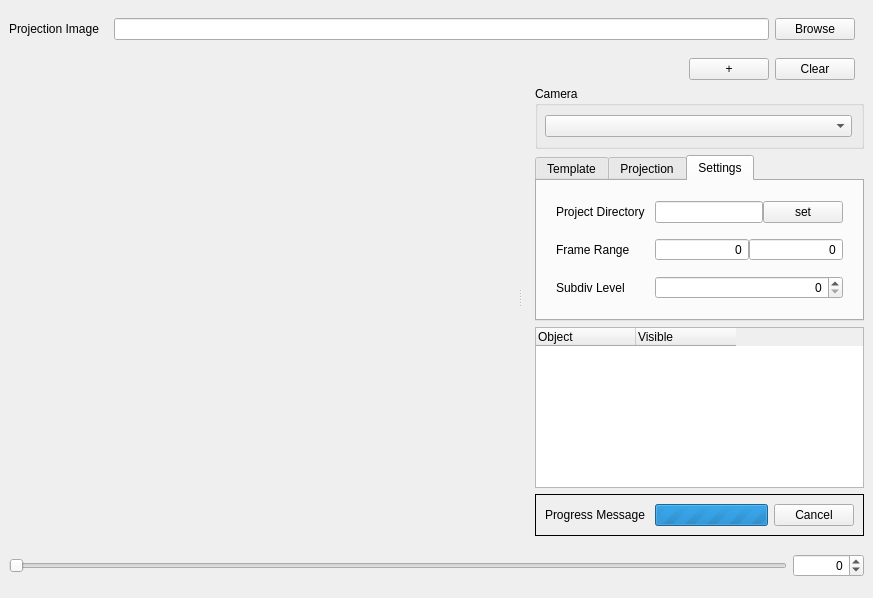
First picture: the form in src/projector.ui, repository markreidvfx/glprojectiontool, before the edit.
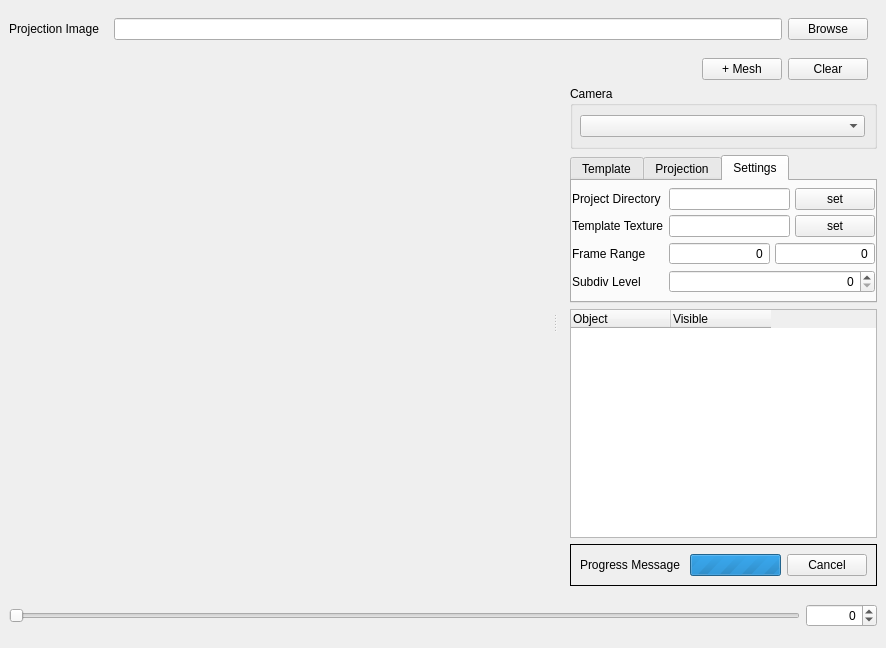
Second picture: the form after the edit. The open tabs and pages were chosen to show the change. Custom widgets are drawn as their Qt base class.

Commit message: added drag and drop and project path

Patch:
```diff
--- a/src/projector.ui
+++ b/src/projector.ui
@@ -6,8 +6,8 @@
    <rect>
     <x>0</x>
     <y>0</y>
-    <width>873</width>
-    <height>598</height>
+    <width>886</width>
+    <height>648</height>
    </rect>
   </property>
   <property name="sizePolicy">
@@ -143,14 +143,11 @@
          </property>
          <property name="minimumSize">
           <size>
-           <width>320</width>
+           <width>0</width>
            <height>0</height>
           </size>
          </property>
          <layout class="QVBoxLayout" name="verticalLayout_5">
-          <property name="sizeConstraint">
-           <enum>QLayout::SetNoConstraint</enum>
-          </property>
           <property name="topMargin">
            <number>0</number>
           </property>
@@ -194,7 +191,7 @@
                 <string>&lt;html&gt;&lt;head/&gt;&lt;body&gt;&lt;p&gt;Add Mesh&lt;/p&gt;&lt;/body&gt;&lt;/html&gt;</string>
                </property>
                <property name="text">
-                <string>+</string>
+                <string>+ Mesh</string>
                </property>
               </widget>
              </item>
@@ -229,14 +226,20 @@
             </layout>
            </widget>
           </item>
-          <item>
+          <item alignment="Qt::AlignTop">
            <widget class="QTabWidget" name="mode_select">
             <property name="sizePolicy">
-             <sizepolicy hsizetype="Expanding" vsizetype="Preferred">
+             <sizepolicy hsizetype="Expanding" vsizetype="Minimum">
               <horstretch>0</horstretch>
               <verstretch>0</verstretch>
              </sizepolicy>
             </property>
+            <property name="minimumSize">
+             <size>
+              <width>0</width>
+              <height>0</height>
+             </size>
+            </property>
             <property name="currentIndex">
              <number>0</number>
             </property>
@@ -244,26 +247,32 @@
              <attribute name="title">
               <string>Template</string>
              </attribute>
-             <layout class="QVBoxLayout" name="verticalLayout_7">
-              <property name="spacing">
-               <number>6</number>
+             <layout class="QVBoxLayout" name="verticalLayout_2">
+              <property name="leftMargin">
+               <number>0</number>
+              </property>
+              <property name="topMargin">
+               <number>0</number>
+              </property>
+              <property name="rightMargin">
+               <number>0</number>
+              </property>
+              <property name="bottomMargin">
+               <number>0</number>
               </property>
               <item>
-               <layout class="QGridLayout" name="gridLayout_2">
-                <property name="sizeConstraint">
-                 <enum>QLayout::SetDefaultConstraint</enum>
-                </property>
-                <item row="0" column="1">
-                 <widget class="QLineEdit" name="projection_frames"/>
-                </item>
-                <item row="0" column="0">
+               <layout class="QHBoxLayout" name="horizontalLayout_9">
+                <item>
                  <widget class="QLabel" name="label_2">
                   <property name="text">
                    <string>Frames</string>
                   </property>
                  </widget>
                 </item>
-                <item row="0" column="2">
+                <item>
+                 <widget class="QLineEdit" name="projection_frames"/>
+                </item>
+                <item>
                  <widget class="QPushButton" name="add_current_frame">
                   <property name="toolTip">
                    <string>&lt;html&gt;&lt;head/&gt;&lt;body&gt;&lt;p&gt;Add Current Frame&lt;/p&gt;&lt;/body&gt;&lt;/html&gt;</string>
@@ -282,6 +291,22 @@
                 </property>
                </widget>
               </item>
+              <item>
+               <spacer name="verticalSpacer">
+                <property name="orientation">
+                 <enum>Qt::Vertical</enum>
+                </property>
+                <property name="sizeType">
+                 <enum>QSizePolicy::Expanding</enum>
+                </property>
+                <property name="sizeHint" stdset="0">
+                 <size>
+                  <width>20</width>
+                  <height>40</height>
+                 </size>
+                </property>
+               </spacer>
+              </item>
              </layout>
             </widget>
             <widget class="QWidget" name="Projection">
@@ -289,6 +314,18 @@
               <string>Projection</string>
              </attribute>
              <layout class="QVBoxLayout" name="verticalLayout_6">
+              <property name="leftMargin">
+               <number>0</number>
+              </property>
+              <property name="topMargin">
+               <number>0</number>
+              </property>
+              <property name="rightMargin">
+               <number>0</number>
+              </property>
+              <property name="bottomMargin">
+               <number>0</number>
+              </property>
               <item>
                <layout class="QGridLayout" name="gridLayout_3">
                 <item row="0" column="0">
@@ -320,57 +357,67 @@
                 </property>
                </widget>
               </item>
+              <item>
+               <spacer name="verticalSpacer_3">
+                <property name="orientation">
+                 <enum>Qt::Vertical</enum>
+                </property>
+                <property name="sizeHint" stdset="0">
+                 <size>
+                  <width>20</width>
+                  <height>40</height>
+                 </size>
+                </property>
+               </spacer>
+              </item>
              </layout>
             </widget>
-            <widget class="QWidget" name="settiings">
+            <widget class="QWidget" name="Settiings">
+             <property name="sizePolicy">
+              <sizepolicy hsizetype="Preferred" vsizetype="Preferred">
+               <horstretch>0</horstretch>
+               <verstretch>0</verstretch>
+              </sizepolicy>
+             </property>
              <attribute name="title">
               <string>Settings</string>
              </attribute>
-             <layout class="QVBoxLayout" name="verticalLayout_8">
+             <layout class="QVBoxLayout" name="verticalLayout_8" stretch="0">
+              <property name="spacing">
+               <number>0</number>
+              </property>
+              <property name="leftMargin">
+               <number>0</number>
+              </property>
+              <property name="topMargin">
+               <number>0</number>
+              </property>
+              <property name="rightMargin">
+               <number>0</number>
+              </property>
+              <property name="bottomMargin">
+               <number>0</number>
+              </property>
               <item>
-               <layout class="QGridLayout" name="gridLayout_4">
-                <property name="leftMargin">
-                 <number>10</number>
-                </property>
-                <property name="topMargin">
-                 <number>10</number>
-                </property>
-                <property name="rightMargin">
-                 <number>10</number>
-                </property>
-                <property name="bottomMargin">
-                 <number>10</number>
-                </property>
-                <property name="horizontalSpacing">
-                 <number>10</number>
-                </property>
-                <property name="verticalSpacing">
-                 <number>15</number>
+               <layout class="QGridLayout" name="gridLayout_2">
+                <property name="spacing">
+                 <number>5</number>
                 </property>
                 <item row="1" column="0">
-                 <widget class="QLabel" name="label_5">
-                  <property name="sizePolicy">
-                   <sizepolicy hsizetype="Preferred" vsizetype="Minimum">
-                    <horstretch>0</horstretch>
-                    <verstretch>0</verstretch>
-                   </sizepolicy>
+                 <widget class="QLabel" name="label_8">
+                  <property name="text">
+                   <string>Template Texture</string>
                   </property>
+                 </widget>
+                </item>
+                <item row="0" column="0">
+                 <widget class="QLabel" name="label_7">
                   <property name="text">
-                   <string>Frame Range</string>
+                   <string>Project Directory</string>
                   </property>
                  </widget>
                 </item>
                 <item row="2" column="1">
-                 <widget class="QSpinBox" name="spinBox_4">
-                  <property name="alignment">
-                   <set>Qt::AlignRight|Qt::AlignTrailing|Qt::AlignVCenter</set>
-                  </property>
-                  <property name="maximum">
-                   <number>4</number>
-                  </property>
-                 </widget>
-                </item>
-                <item row="1" column="1">
                  <layout class="QHBoxLayout" name="horizontalLayout_2">
                   <property name="sizeConstraint">
                    <enum>QLayout::SetDefaultConstraint</enum>
@@ -410,23 +457,74 @@
                  </layout>
                 </item>
                 <item row="2" column="0">
+                 <widget class="QLabel" name="label_5">
+                  <property name="sizePolicy">
+                   <sizepolicy hsizetype="Preferred" vsizetype="Minimum">
+                    <horstretch>0</horstretch>
+                    <verstretch>0</verstretch>
+                   </sizepolicy>
+                  </property>
+                  <property name="text">
+                   <string>Frame Range</string>
+                  </property>
+                 </widget>
+                </item>
+                <item row="1" column="1">
+                 <layout class="QHBoxLayout" name="horizontalLayout_8">
+                  <property name="spacing">
+                   <number>-1</number>
+                  </property>
+                  <item>
+                   <widget class="QLineEdit" name="template_texture_path">
+                    <property name="sizePolicy">
+                     <sizepolicy hsizetype="Expanding" vsizetype="Preferred">
+                      <horstretch>0</horstretch>
+                      <verstretch>0</verstretch>
+                     </sizepolicy>
+                    </property>
+                   </widget>
+                  </item>
+                  <item>
+                   <widget class="QPushButton" name="browse_template_button">
+                    <property name="text">
+                     <string>set</string>
+                    </property>
+                   </widget>
+                  </item>
+                 </layout>
+                </item>
+                <item row="3" column="0">
                  <widget class="QLabel" name="label_6">
                   <property name="text">
                    <string>Subdiv Level</string>
                   </property>
                  </widget>
                 </item>
-                <item row="0" column="0">
-                 <widget class="QLabel" name="label_7">
-                  <property name="text">
-                   <string>Project Directory</string>
-                  </property>
-                 </widget>
+                <item row="3" column="1">
+                 <layout class="QHBoxLayout" name="horizontalLayout_11">
+                  <item>
+                   <widget class="QSpinBox" name="subdivsion_level">
+                    <property name="alignment">
+                     <set>Qt::AlignRight|Qt::AlignTrailing|Qt::AlignVCenter</set>
+                    </property>
+                    <property name="maximum">
+                     <number>4</number>
+                    </property>
+                   </widget>
+                  </item>
+                 </layout>
                 </item>
                 <item row="0" column="1">
                  <layout class="QHBoxLayout" name="horizontalLayout_7">
                   <item>
-                   <widget class="QLineEdit" name="project_path"/>
+                   <widget class="QLineEdit" name="project_path">
+                    <property name="sizePolicy">
+                     <sizepolicy hsizetype="Expanding" vsizetype="Preferred">
+                      <horstretch>0</horstretch>
+                      <verstretch>0</verstretch>
+                     </sizepolicy>
+                    </property>
+                   </widget>
                   </item>
                   <item>
                    <widget class="QPushButton" name="browse_project_button">
@@ -445,6 +543,12 @@
           </item>
           <item>
            <widget class="QTreeWidget" name="scene_view">
+            <property name="sizePolicy">
+             <sizepolicy hsizetype="Expanding" vsizetype="Expanding">
+              <horstretch>0</horstretch>
+              <verstretch>100</verstretch>
+             </sizepolicy>
+            </property>
             <property name="alternatingRowColors">
              <bool>true</bool>
             </property>
@@ -468,6 +572,12 @@
           </item>
           <item>
            <widget class="QFrame" name="progress_frame">
+            <property name="sizePolicy">
+             <sizepolicy hsizetype="Preferred" vsizetype="Preferred">
+              <horstretch>0</horstretch>
+              <verstretch>0</verstretch>
+             </sizepolicy>
+            </property>
             <property name="autoFillBackground">
              <bool>true</bool>
             </property>
```
Left out of the diff: 2 changed lines with no effect on the pictures. The commit also changes 7 other files.
